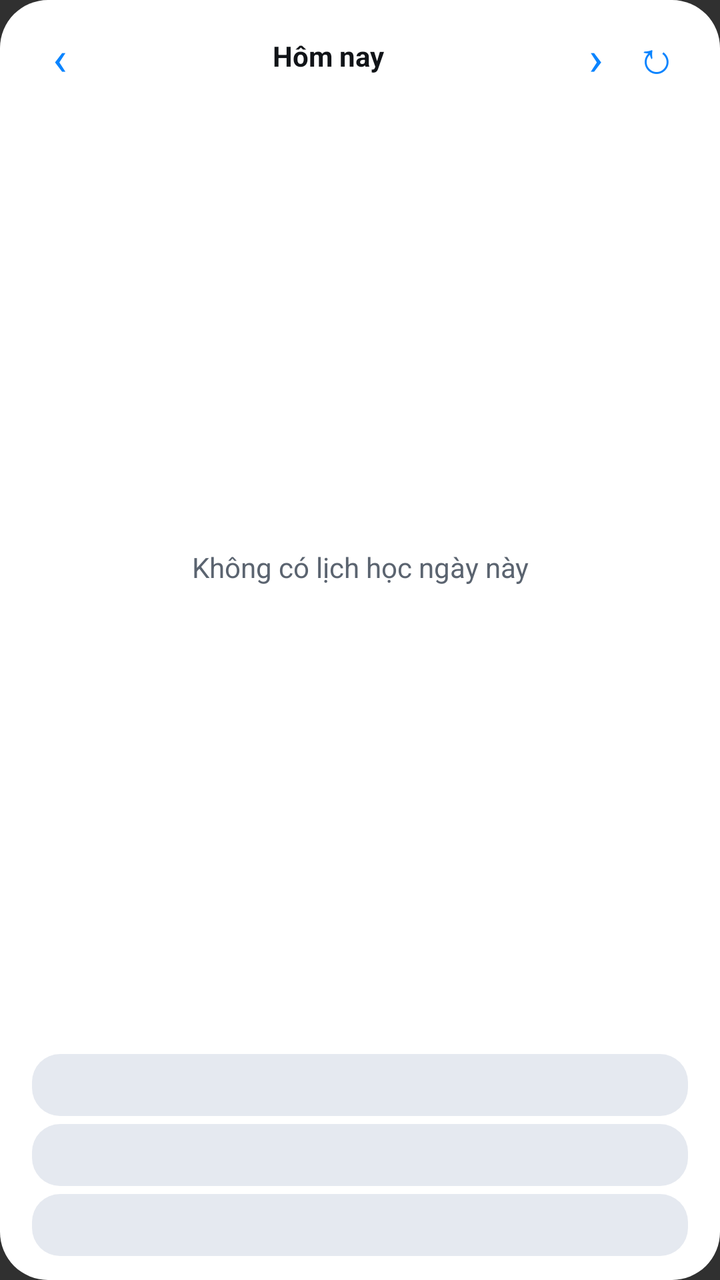
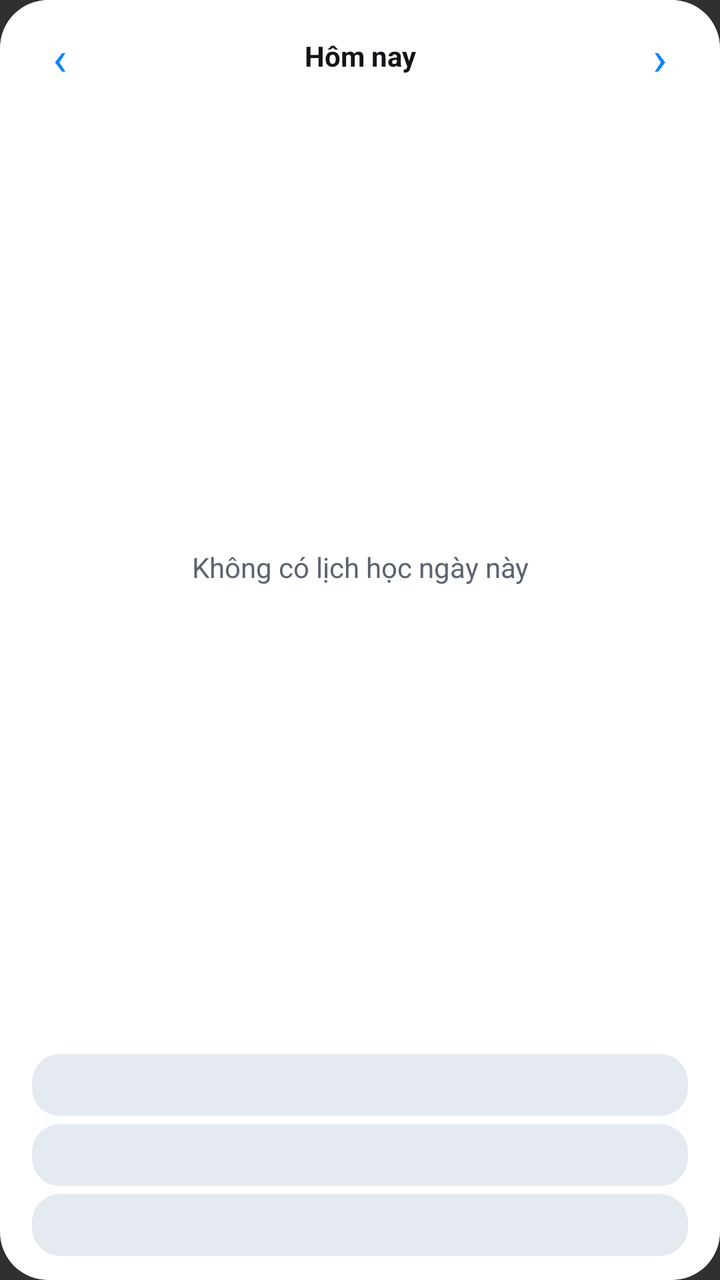

Compare the two renders of this Android layout. The source of the first and the diff that turns it into the second are given below.
<!-- AndroidManifest.xml: application theme Theme.Tkb -->
<!-- res/layout/widget_timetable.xml -->
<?xml version="1.0" encoding="utf-8"?>
<LinearLayout xmlns:android="http://schemas.android.com/apk/res/android"
    android:id="@+id/widget_root"
    android:layout_width="match_parent"
    android:layout_height="match_parent"
    android:background="@drawable/widget_background"
    android:orientation="vertical"
    android:paddingHorizontal="16dp"
    android:paddingVertical="12dp">

    <LinearLayout
        android:layout_width="match_parent"
        android:layout_height="wrap_content"
        android:gravity="center_vertical"
        android:orientation="horizontal">

        <TextView
            android:id="@+id/widget_previous_day"
            android:layout_width="28dp"
            android:layout_height="32dp"
            android:clickable="true"
            android:focusable="true"
            android:gravity="center"
            android:text="‹"
            android:textColor="@color/widget_primary"
            android:textSize="24sp" />

        <TextView
            android:id="@+id/widget_title"
            android:layout_width="0dp"
            android:layout_height="wrap_content"
            android:layout_weight="1"
            android:text="@string/widget_today"
            android:textColor="@color/widget_on_surface"
            android:clickable="true"
            android:focusable="true"
            android:gravity="center"
            android:textSize="14sp"
            android:textStyle="bold" />

        <TextView
            android:id="@+id/widget_next_day"
            android:layout_width="28dp"
            android:layout_height="32dp"
            android:clickable="true"
            android:focusable="true"
            android:gravity="center"
            android:text="›"
            android:textColor="@color/widget_primary"
            android:textSize="24sp" />

        <TextView
            android:id="@+id/widget_refresh"
            android:layout_width="32dp"
            android:layout_height="32dp"
            android:contentDescription="@string/widget_refresh"
            android:clickable="true"
            android:focusable="true"
            android:gravity="center"
            android:text="↻"
            android:textColor="@color/widget_primary"
            android:textSize="22sp" />
    </LinearLayout>

    <TextView
        android:id="@+id/widget_empty"
        android:layout_width="match_parent"
        android:layout_height="0dp"
        android:layout_weight="1"
        android:gravity="center"
        android:text="@string/widget_no_lessons"
        android:textAlignment="center"
        android:textColor="@color/widget_on_surface_variant"
        android:textSize="14sp" />

    <include
        android:id="@+id/lesson_1"
        layout="@layout/widget_lesson_row" />

    <include
        android:id="@+id/lesson_2"
        layout="@layout/widget_lesson_row_2" />

    <include
        android:id="@+id/lesson_3"
        layout="@layout/widget_lesson_row_3" />

</LinearLayout>
<!-- res/layout/widget_lesson_row.xml (included above) -->
<?xml version="1.0" encoding="utf-8"?>
<LinearLayout xmlns:android="http://schemas.android.com/apk/res/android"
    android:layout_width="match_parent"
    android:layout_height="wrap_content"
    android:layout_marginTop="4dp"
    android:background="@drawable/widget_lesson_background"
    android:gravity="center_vertical"
    android:orientation="horizontal"
    android:paddingHorizontal="12dp"
    android:paddingVertical="6dp">

    <TextView
        android:id="@+id/lesson_1_detail"
        android:layout_width="82dp"
        android:layout_height="wrap_content"
        android:ellipsize="end"
        android:maxLines="1"
        android:textColor="@color/widget_primary"
        android:textSize="12sp"
        android:textStyle="bold" />

    <TextView
        android:id="@+id/lesson_1_title"
        android:layout_width="0dp"
        android:layout_height="wrap_content"
        android:layout_marginStart="8dp"
        android:layout_weight="1"
        android:ellipsize="end"
        android:maxLines="2"
        android:textColor="@color/widget_on_surface"
        android:textSize="14sp"
        android:textStyle="bold" />
</LinearLayout>
<!-- res/layout/widget_lesson_row_2.xml (included above) -->
<?xml version="1.0" encoding="utf-8"?>
<LinearLayout xmlns:android="http://schemas.android.com/apk/res/android"
    android:layout_width="match_parent"
    android:layout_height="wrap_content"
    android:layout_marginTop="4dp"
    android:background="@drawable/widget_lesson_background"
    android:gravity="center_vertical"
    android:orientation="horizontal"
    android:paddingHorizontal="12dp"
    android:paddingVertical="6dp">

    <TextView
        android:id="@+id/lesson_2_detail"
        android:layout_width="82dp"
        android:layout_height="wrap_content"
        android:ellipsize="end"
        android:maxLines="1"
        android:textColor="@color/widget_primary"
        android:textSize="12sp"
        android:textStyle="bold" />

    <TextView
        android:id="@+id/lesson_2_title"
        android:layout_width="0dp"
        android:layout_height="wrap_content"
        android:layout_marginStart="8dp"
        android:layout_weight="1"
        android:ellipsize="end"
        android:maxLines="2"
        android:textColor="@color/widget_on_surface"
        android:textSize="14sp"
        android:textStyle="bold" />
</LinearLayout>
<!-- res/layout/widget_lesson_row_3.xml (included above) -->
<?xml version="1.0" encoding="utf-8"?>
<LinearLayout xmlns:android="http://schemas.android.com/apk/res/android"
    android:layout_width="match_parent"
    android:layout_height="wrap_content"
    android:layout_marginTop="4dp"
    android:background="@drawable/widget_lesson_background"
    android:gravity="center_vertical"
    android:orientation="horizontal"
    android:paddingHorizontal="12dp"
    android:paddingVertical="6dp">

    <TextView
        android:id="@+id/lesson_3_detail"
        android:layout_width="82dp"
        android:layout_height="wrap_content"
        android:ellipsize="end"
        android:maxLines="1"
        android:textColor="@color/widget_primary"
        android:textSize="12sp"
        android:textStyle="bold" />

    <TextView
        android:id="@+id/lesson_3_title"
        android:layout_width="0dp"
        android:layout_height="wrap_content"
        android:layout_marginStart="8dp"
        android:layout_weight="1"
        android:ellipsize="end"
        android:maxLines="2"
        android:textColor="@color/widget_on_surface"
        android:textSize="14sp"
        android:textStyle="bold" />
</LinearLayout>
<!-- resources referenced by this layout -->
<resources>
  <color name="widget_on_surface">#111418</color>
  <color name="widget_on_surface_variant">#5B6470</color>
  <color name="widget_primary">#0A84FF</color>
  <!-- drawable widget_background (drawable) -->
  <?xml version="1.0" encoding="utf-8"?>
  <shape xmlns:android="http://schemas.android.com/apk/res/android" android:shape="rectangle">
      <corners android:radius="24dp" />
      <solid android:color="@color/widget_surface" />
  </shape>
  <!-- drawable widget_lesson_background (drawable) -->
  <?xml version="1.0" encoding="utf-8"?>
  <shape xmlns:android="http://schemas.android.com/apk/res/android" android:shape="rectangle">
      <corners android:radius="14dp" />
      <solid android:color="@color/widget_surface_variant" />
  </shape>
  <string name="widget_no_lessons">Không có lịch học ngày này</string>
  <string name="widget_refresh">Cập nhật tiện ích</string>
  <string name="widget_today">Hôm nay</string>
  <style name="Theme.Tkb" parent="android:Theme.Material.NoActionBar">
          <item name="android:windowLightStatusBar">true</item>
      </style>
  <color name="widget_surface">#FFFFFF</color>
  <color name="widget_surface_variant">#E5E9F0</color>
</resources>

<!-- the commit's change to res/layout/widget_timetable.xml (unified diff, before → after) -->
@@ -49,17 +49,6 @@
             android:textColor="@color/widget_primary"
             android:textSize="24sp" />
 
-        <TextView
-            android:id="@+id/widget_refresh"
-            android:layout_width="32dp"
-            android:layout_height="32dp"
-            android:contentDescription="@string/widget_refresh"
-            android:clickable="true"
-            android:focusable="true"
-            android:gravity="center"
-            android:text="↻"
-            android:textColor="@color/widget_primary"
-            android:textSize="22sp" />
     </LinearLayout>
 
     <TextView
<!-- resource entries referenced after the edit -->
@@ -16,7 +16,6 @@
       <solid android:color="@color/widget_surface_variant" />
   </shape>
   <string name="widget_no_lessons">Không có lịch học ngày này</string>
-  <string name="widget_refresh">Cập nhật tiện ích</string>
   <string name="widget_today">Hôm nay</string>
   <style name="Theme.Tkb" parent="android:Theme.Material.NoActionBar">
           <item name="android:windowLightStatusBar">true</item>
